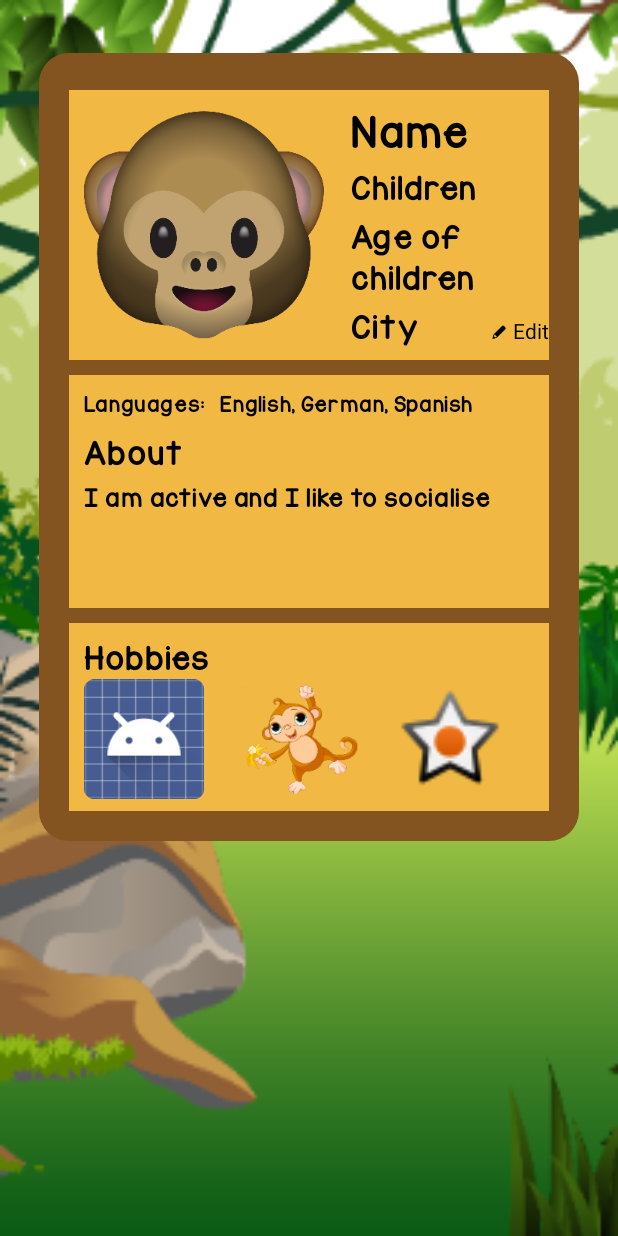
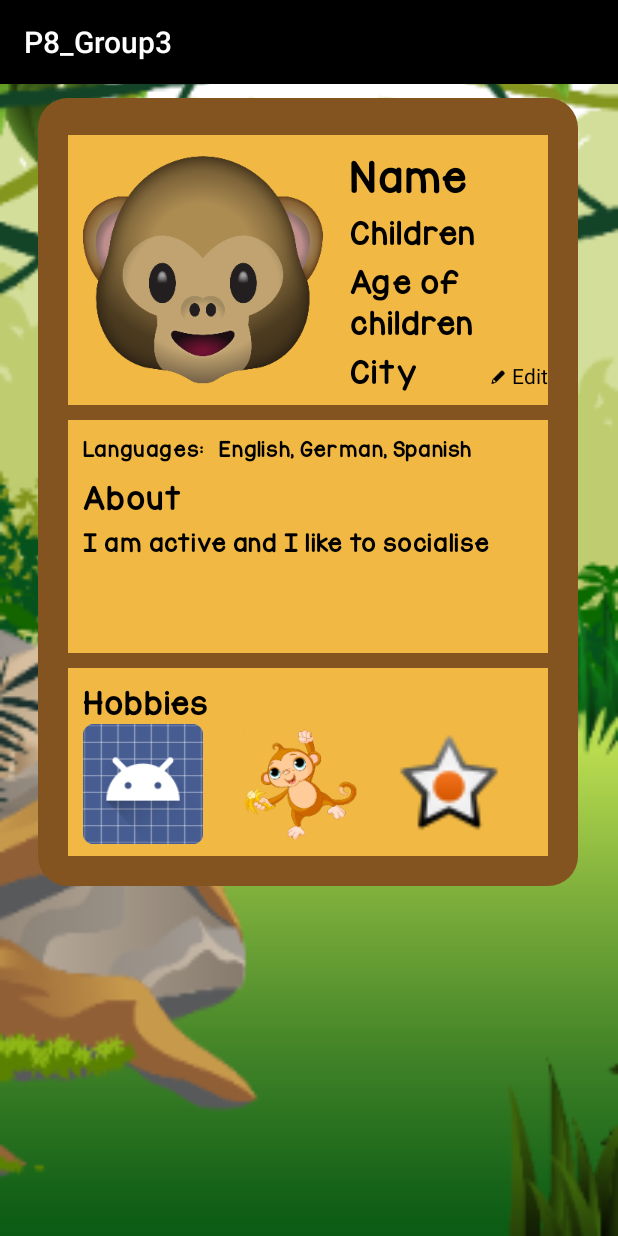
Before and after one commit to MauernChu/P8_Group3, an Android app: the ProfilePage screen opened directly, with no data from a screen before it, on a phone screen of 412 x 824 dp. Run offline under Robolectric (Android 15) with nearby library versions, the light colour scheme and no system bars.

Commit message:
Created toolbar (toolbar page) and navigation drawer (drawer_menu) in the profile page. Connected CreateAccountSecondPage and ProfilePage (just to see the ProfilePage and the navigation bar in the emulator).

```diff
--- a/Source/P8_Group3/app/build.gradle
+++ b/Source/P8_Group3/app/build.gradle
@@ -25,5 +25,6 @@ dependencies {
         exclude group: 'com.android.support', module: 'support-annotations'
     })
     compile 'com.android.support:appcompat-v7:25.1.1'
+    compile 'com.android.support:design:25.1.1'
     testCompile 'junit:junit:4.12'
 }
--- a/Source/P8_Group3/app/src/main/java/p8/group3/ida/aau/p8_group3/CreateAccountSecondPage.java
+++ b/Source/P8_Group3/app/src/main/java/p8/group3/ida/aau/p8_group3/CreateAccountSecondPage.java
@@ -1,7 +1,10 @@
 package p8.group3.ida.aau.p8_group3;
 
+import android.content.Intent;
 import android.graphics.Typeface;
 import android.os.Bundle;
+import android.view.View;
+import android.widget.Button;
 import android.widget.TextView;
 
 /**
@@ -34,5 +37,13 @@ public class CreateAccountSecondPage extends CreateAccountPage {
 
         TextView txAgeOfChildren = (TextView)findViewById(R.id.ageOfChildren);
         txAgeOfChildren.setTypeface(custom_font);
+
+        Button createAccountButton = (Button) findViewById(R.id.finish);
+        createAccountButton.setOnClickListener(new View.OnClickListener() {
+            public void onClick(View view) {
+                Intent myIntent = new Intent(view.getContext(), ProfilePage.class);
+                startActivityForResult(myIntent, 0);
+            }
+        });
     }
 }
--- a/Source/P8_Group3/app/src/main/java/p8/group3/ida/aau/p8_group3/ProfilePage.java
+++ b/Source/P8_Group3/app/src/main/java/p8/group3/ida/aau/p8_group3/ProfilePage.java
@@ -3,6 +3,7 @@ package p8.group3.ida.aau.p8_group3;
 import android.graphics.Typeface;
 import android.os.Bundle;
 import android.support.v7.app.AppCompatActivity;
+import android.support.v7.widget.Toolbar;
 import android.widget.TextView;
 
 /**
@@ -10,10 +11,17 @@ import android.widget.TextView;
  */
 
 public class ProfilePage extends AppCompatActivity{
+    Toolbar toolbar;
+
+
+
     @Override
     protected void onCreate(Bundle savedInstanceState) {
         super.onCreate(savedInstanceState);
         setContentView(R.layout.profile_page);
+        //Adding a toolbar into the application
+        toolbar = (Toolbar) findViewById(R.id.toolbar);
+        setSupportActionBar(toolbar);
 
         Typeface custom_font= Typeface.createFromAsset(getAssets(),"KGCorneroftheSky.ttf");
 
--- a/Source/P8_Group3/app/src/main/res/layout/profile_page.xml
+++ b/Source/P8_Group3/app/src/main/res/layout/profile_page.xml
@@ -1,17 +1,32 @@
 <?xml version="1.0" encoding="utf-8"?>
-<RelativeLayout xmlns:android="http://schemas.android.com/apk/res/android"
+
+<!--
+In order to add a navigation drawer we need to change the rootelement from RelativeLayout to
+android.support.v4.widget.DrawerLayout.
+-->
+<android.support.v4.widget.DrawerLayout
+    xmlns:android="http://schemas.android.com/apk/res/android"
     xmlns:app="http://schemas.android.com/apk/res-auto"
     android:layout_width="match_parent" android:layout_height="match_parent"
     android:background="@drawable/jungle">
 
+    <!--
+   When using the DrawerLayout:
+   The first "child" (FrameLayout) represents the content of the layout (the page itself)
+   The second "child" (Navigation_view) will holds the information of the navigation drawer.
+   The main layout (first child) should always be before the navigation drawer layout
+   because the XML order implies z-ordering.
 
+   -->
+<FrameLayout
+    android:layout_width="match_parent"
+    android:layout_height="wrap_content">
 
-    <RelativeLayout
+    <include
+        android:layout_height="wrap_content"
         android:layout_width="match_parent"
-        android:layout_height="wrap_content"
-        android:id="@+id/menu_bar">
-
-    </RelativeLayout>
+        layout="@layout/toolbar_page"
+        />
 
     <RelativeLayout
 
@@ -19,10 +34,14 @@
         android:layout_width="360dp"
         android:layout_height="525dp"
         android:background="@drawable/shape"
-        android:layout_marginTop="35dp"
+        android:layout_marginTop="65dp"
+        android:layout_marginBottom="2dp"
+        android:layout_marginLeft="25dp"
+        android:layout_marginRight="15dp"
         android:layout_centerHorizontal="true">
 
-    <RelativeLayout
+
+        <RelativeLayout
         android:id="@+id/mainProfileBox"
         android:layout_width="320dp"
         android:layout_height="wrap_content"
@@ -228,4 +247,23 @@
 
     </RelativeLayout>
 
-</RelativeLayout>
+</FrameLayout>
+    <!--
+      Create navigation view to hold the content of the navigation drawer.
+      Therefore we use the root: android.support.design.widget.NavigationView
+      and the ID = navigation_view.
+      The layout gravity indicates which side the navigation bar should come from, and when you
+      write "start" it means that the bar is "outside" of the frame to the left.
+      If we use a navigation view to create a navigation drawer we can specify the content of the
+      drawer in the format of a menu (menu ressource file).
+      -->
+    <android.support.design.widget.NavigationView
+        android:layout_width="match_parent"
+        android:layout_height="wrap_content"
+        android:id="@+id/navigation_view"
+        android:layout_gravity="start"
+        app:menu="@menu/drawer_menu"
+        ></android.support.design.widget.NavigationView>
+
+
+    </android.support.v4.widget.DrawerLayout>
--- /dev/null
+++ b/Source/P8_Group3/app/src/main/res/layout/toolbar_page.xml
@@ -0,0 +1,13 @@
+<?xml version="1.0" encoding="utf-8"?>
+<android.support.v7.widget.Toolbar
+    xmlns:android="http://schemas.android.com/apk/res/android"
+    xmlns:app="http://schemas.android.com/apk/res-auto"
+    android:layout_width="match_parent" android:layout_height="wrap_content"
+    android:id="@+id/toolbar"
+    android:background="?attr/colorPrimaryDark"
+    android:minHeight="?attr/actionBarSize"
+    android:fitsSystemWindows="true"
+    app:theme="@style/ThemeOverlay.AppCompat.Dark.ActionBar"
+    >
+
+</android.support.v7.widget.Toolbar>
--- /dev/null
+++ b/Source/P8_Group3/app/src/main/res/menu/drawer_menu.xml
@@ -0,0 +1,54 @@
+<?xml version="1.0" encoding="utf-8"?>
+<menu xmlns:android="http://schemas.android.com/apk/res/android">
+
+
+    <group android:checkableBehavior="single">
+
+
+        <!--
+        Category for the menupage
+        -->
+        <item
+            android:id="@+id/home_id"
+            android:title="Home"
+            android:icon="@drawable/account_circle">
+        </item>
+        <item
+            android:id="@+id/message_id"
+            android:title="Message"
+            android:icon="@drawable/date_range">
+        </item>
+        <item
+            android:id="@+id/setting_id"
+            android:title="Settings"
+            android:icon="@drawable/forum">
+        </item>
+    </group>
+
+    <!--
+    Subcategory for the menupage
+    -->
+
+    <item android:title="social">
+        <menu>
+            <item
+                android:title="Add to group"
+                android:id="@+id/add_to_group"
+                android:icon="@drawable/history">
+            </item>
+            <item
+                android:title="Group"
+                android:id="@+id/id_group"
+                android:icon="@drawable/map">
+            </item>
+            <item
+                android:title="Share"
+                android:id="@+id/id_share"
+                android:icon="@drawable/settings">
+            </item>
+        </menu>
+    </item>
+
+
+
+</menu>
```
Also changed, not shown: Source/P8_Group3/app/src/main/res/drawable-xxxhdpi/account_circle.png (added), Source/P8_Group3/app/src/main/res/drawable-xxxhdpi/date_range.png (added), Source/P8_Group3/app/src/main/res/drawable-xxxhdpi/forum.png (added), Source/P8_Group3/app/src/main/res/drawable-xxxhdpi/history.png (added), Source/P8_Group3/app/src/main/res/drawable-xxxhdpi/map.png (added), Source/P8_Group3/app/src/main/res/drawable-xxxhdpi/settings.png (added).
